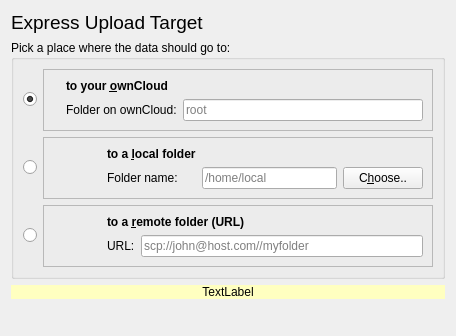
Old version of the form src/mirall/folderwizardtargetpage.ui in the repository nextcloud/desktop.
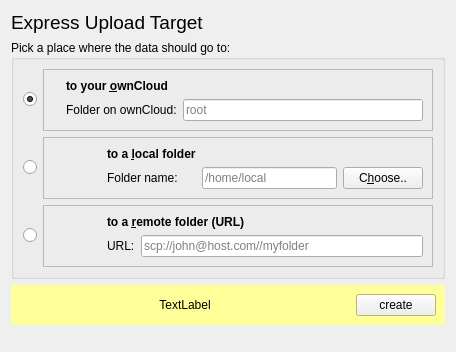
New version of the form. Icons and pictures are not drawn.

Patch:
```diff
--- a/src/mirall/folderwizardtargetpage.ui
+++ b/src/mirall/folderwizardtargetpage.ui
@@ -7,13 +7,13 @@
     <x>0</x>
     <y>0</y>
     <width>456</width>
-    <height>336</height>
+    <height>352</height>
    </rect>
   </property>
   <property name="windowTitle">
    <string>Form</string>
   </property>
-  <layout class="QGridLayout" name="gridLayout_5">
+  <layout class="QGridLayout" name="gridLayout_6">
    <item row="0" column="0">
     <layout class="QHBoxLayout" name="horizontalLayout_12">
      <item>
@@ -285,7 +285,7 @@
     </widget>
    </item>
    <item row="2" column="0">
-    <widget class="QLabel" name="warnLabel">
+    <widget class="QFrame" name="warnFrame">
      <property name="palette">
       <palette>
        <active>
@@ -303,7 +303,7 @@
           <color alpha="255">
            <red>255</red>
            <green>255</green>
-           <blue>192</blue>
+           <blue>153</blue>
           </color>
          </brush>
         </colorrole>
@@ -323,7 +323,7 @@
           <color alpha="255">
            <red>255</red>
            <green>255</green>
-           <blue>192</blue>
+           <blue>153</blue>
           </color>
          </brush>
         </colorrole>
@@ -334,7 +334,7 @@
           <color alpha="255">
            <red>255</red>
            <green>255</green>
-           <blue>192</blue>
+           <blue>153</blue>
           </color>
          </brush>
         </colorrole>
@@ -343,7 +343,7 @@
           <color alpha="255">
            <red>255</red>
            <green>255</green>
-           <blue>192</blue>
+           <blue>153</blue>
           </color>
          </brush>
         </colorrole>
@@ -357,20 +357,52 @@
       <enum>QFrame::NoFrame</enum>
      </property>
      <property name="frameShadow">
-      <enum>QFrame::Plain</enum>
+      <enum>QFrame::Raised</enum>
      </property>
-     <property name="text">
-      <string>TextLabel</string>
-     </property>
-     <property name="textFormat">
-      <enum>Qt::AutoText</enum>
-     </property>
-     <property name="alignment">
-      <set>Qt::AlignCenter</set>
-     </property>
-     <property name="margin">
-      <number>3</number>
-     </property>
+     <layout class="QGridLayout" name="gridLayout_5">
+      <item row="0" column="0">
+       <layout class="QHBoxLayout" name="horizontalLayout">
+        <item>
+         <widget class="QLabel" name="warnLabel">
+          <property name="autoFillBackground">
+           <bool>true</bool>
+          </property>
+          <property name="frameShape">
+           <enum>QFrame::NoFrame</enum>
+          </property>
+          <property name="frameShadow">
+           <enum>QFrame::Plain</enum>
+          </property>
+          <property name="text">
+           <string>TextLabel</string>
+          </property>
+          <property name="textFormat">
+           <enum>Qt::AutoText</enum>
+          </property>
+          <property name="alignment">
+           <set>Qt::AlignCenter</set>
+          </property>
+          <property name="margin">
+           <number>3</number>
+          </property>
+         </widget>
+        </item>
+        <item>
+         <widget class="QPushButton" name="_buttCreateFolder">
+          <property name="sizePolicy">
+           <sizepolicy hsizetype="Maximum" vsizetype="Fixed">
+            <horstretch>0</horstretch>
+            <verstretch>0</verstretch>
+           </sizepolicy>
+          </property>
+          <property name="text">
+           <string>create</string>
+          </property>
+         </widget>
+        </item>
+       </layout>
+      </item>
+     </layout>
     </widget>
    </item>
    <item row="3" column="0">
```
Left out of the diff: 64 changed lines with no effect on the pictures.
